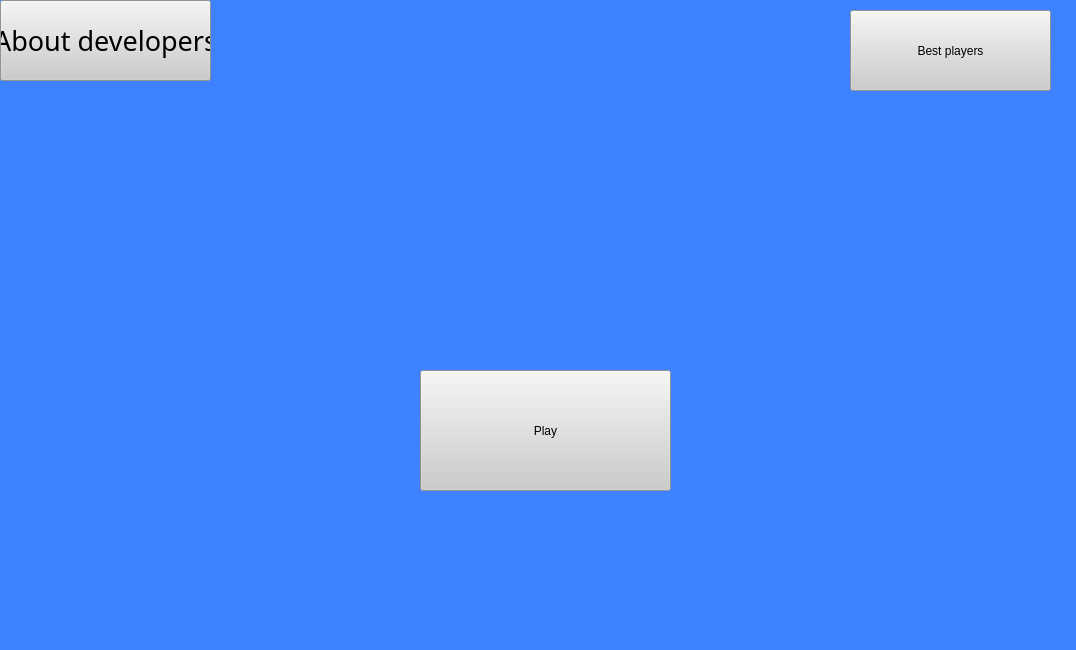
This is Start_window.ui in Moonsoon2020/Game as Qt 5 draws it before an edit. The edited form follows.
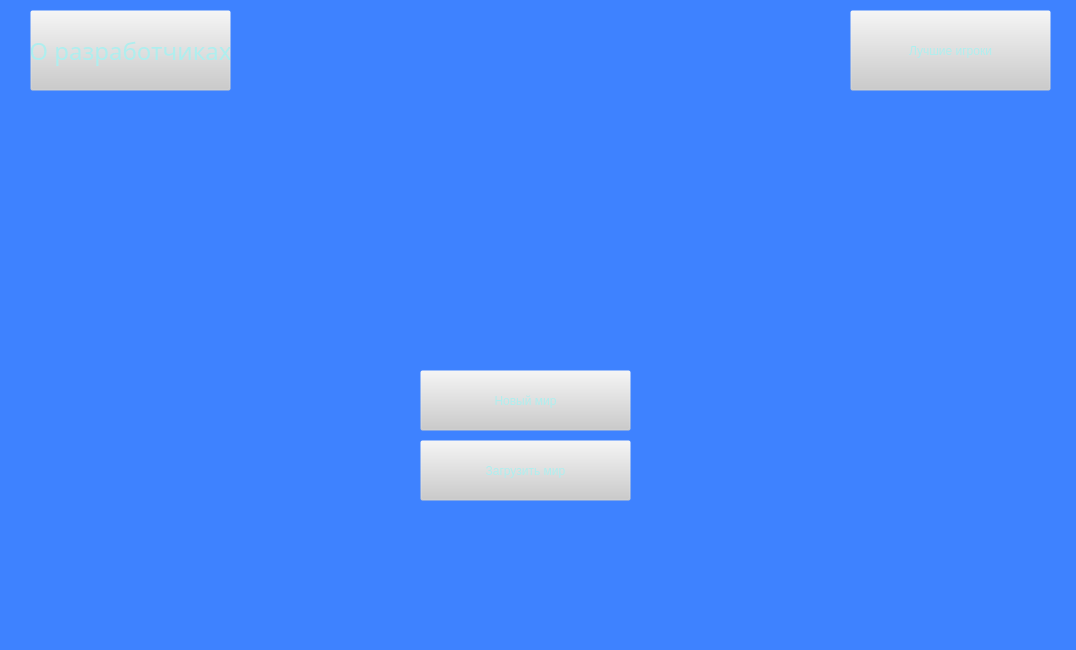
This is the edited form.

Commit message: 41a.б

The edit to the form file:
```diff
--- a/Start_window.ui
+++ b/Start_window.ui
@@ -22,16 +22,16 @@
      <rect>
       <x>420</x>
       <y>370</y>
-      <width>251</width>
-      <height>121</height>
+      <width>211</width>
+      <height>61</height>
      </rect>
     </property>
     <property name="styleSheet">
-     <string notr="true">font: 26pt &quot;Berlin Sans FB&quot;;
-background-color: rgb(204, 204, 204);</string>
+     <string notr="true">font: 22pt &quot;Berlin Sans FB&quot;; color: rgb(175,238,238);
+background-color: rgb(204, 204, 204, 0);</string>
     </property>
     <property name="text">
-     <string>Play</string>
+     <string>Новый мир</string>
     </property>
     <property name="checkable">
      <bool>false</bool>
@@ -47,39 +47,57 @@
      </rect>
     </property>
     <property name="styleSheet">
-     <string notr="true">font: 24pt &quot;Berlin Sans FB&quot;;
-background-color: rgb(204, 204, 204);</string>
+     <string notr="true">font: 18pt &quot;Berlin Sans FB&quot;; color: rgb(175,238,238);
+background-color: rgb(204, 204, 204,0);</string>
     </property>
     <property name="text">
-     <string>Best players</string>
+     <string>Лучшие игроки</string>
     </property>
    </widget>
    <widget class="QPushButton" name="Authors">
     <property name="geometry">
      <rect>
-      <x>0</x>
-      <y>0</y>
-      <width>211</width>
+      <x>30</x>
+      <y>10</y>
+      <width>201</width>
       <height>81</height>
      </rect>
     </property>
     <property name="font">
      <font>
       <family>Berlin Sans FB</family>
-      <pointsize>20</pointsize>
+      <pointsize>18</pointsize>
       <weight>50</weight>
       <italic>false</italic>
       <bold>false</bold>
      </font>
     </property>
     <property name="styleSheet">
-     <string notr="true">font: 20pt &quot;Berlin Sans FB&quot;;
-background-color: rgb(204, 204, 204);</string>
+     <string notr="true">font: 18pt &quot;Berlin Sans FB&quot;; color: rgb(175,238,238);
+background-color: rgb(204, 204, 204, 0);
+</string>
     </property>
     <property name="text">
-     <string>About developers</string>
+     <string>О разработчиках</string>
     </property>
    </widget>
+   <widget class="QPushButton" name="dowloand_button">
+    <property name="geometry">
+     <rect>
+      <x>420</x>
+      <y>440</y>
+      <width>211</width>
+      <height>61</height>
+     </rect>
+    </property>
+    <property name="styleSheet">
+     <string notr="true">font: 22pt &quot;Berlin Sans FB&quot;; color: rgb(175,238,238);
+background-color: rgb(204, 204, 204, 0);</string>
+    </property>
+    <property name="text">
+     <string>Загрузить мир</string>
+    </property>
+   </widget>
   </widget>
   <widget class="QMenuBar" name="menubar">
    <property name="geometry">
```
Left out of the diff: 11 changed lines with no effect on the pictures. The commit also changes 1 other file.
